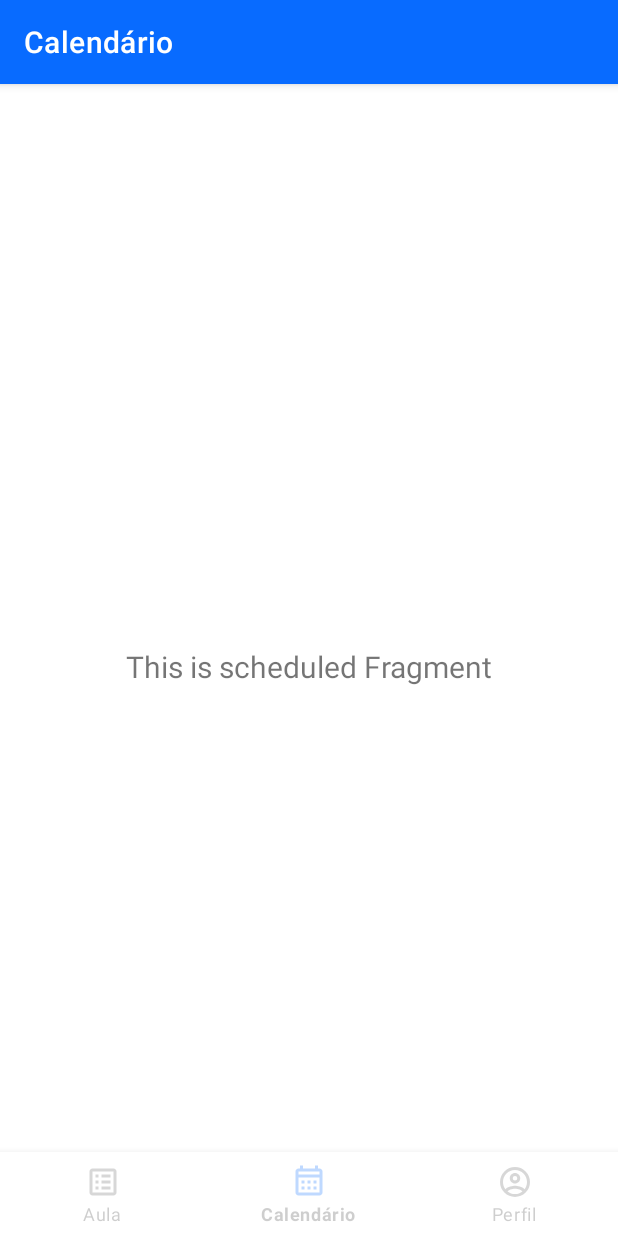
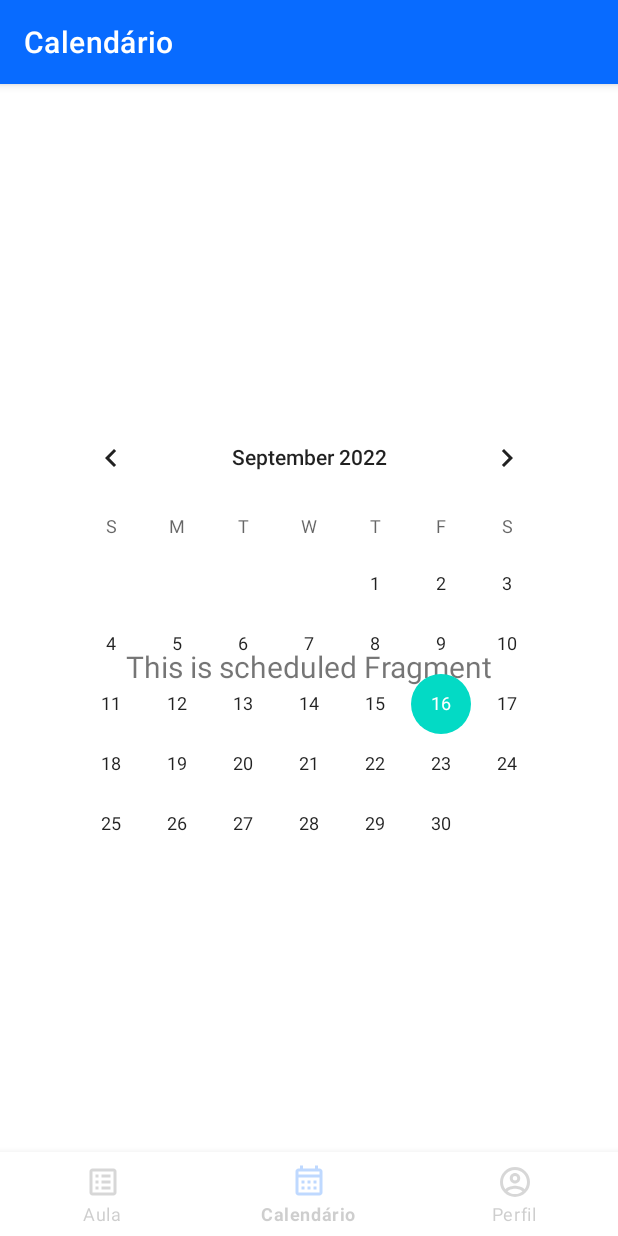
Before and after one commit to felipepatricio/my-class-android, an Android app: the ScheduledFragment screen opened through its navigation route, on a phone screen of 412 x 824 dp. Run offline under Robolectric (Android 15) with nearby library versions, the phone set to English and light mode, and no system bars; our stand-ins replace navigation-ui.

Commit message:
feat: calendar page

```diff
--- a/app/src/main/java/com/example/fiap/myclass/ui/class/ClassViewModel.kt
+++ b/app/src/main/java/com/example/fiap/myclass/ui/class/ClassViewModel.kt
@@ -8,7 +8,6 @@ import androidx.lifecycle.ViewModel
 class ClassViewModel : ViewModel() {
 
     private val _text = MutableLiveData<String>().apply {
-        value = "This is Class Fragment"
     }
     val text: LiveData<String> = _text
 }
--- a/app/src/main/res/layout/fragment_scheduled.xml
+++ b/app/src/main/res/layout/fragment_scheduled.xml
@@ -19,4 +19,14 @@
         app:layout_constraintEnd_toEndOf="parent"
         app:layout_constraintStart_toStartOf="parent"
         app:layout_constraintTop_toTopOf="parent" />
+
+    <CalendarView
+        android:id="@+id/calendarView"
+        android:layout_width="wrap_content"
+        android:layout_height="wrap_content"
+        app:layout_constraintBottom_toBottomOf="parent"
+        app:layout_constraintEnd_toEndOf="parent"
+        app:layout_constraintStart_toStartOf="parent"
+        app:layout_constraintTop_toTopOf="parent"
+        tools:ignore="MissingConstraints" />
 </androidx.constraintlayout.widget.ConstraintLayout>
```
